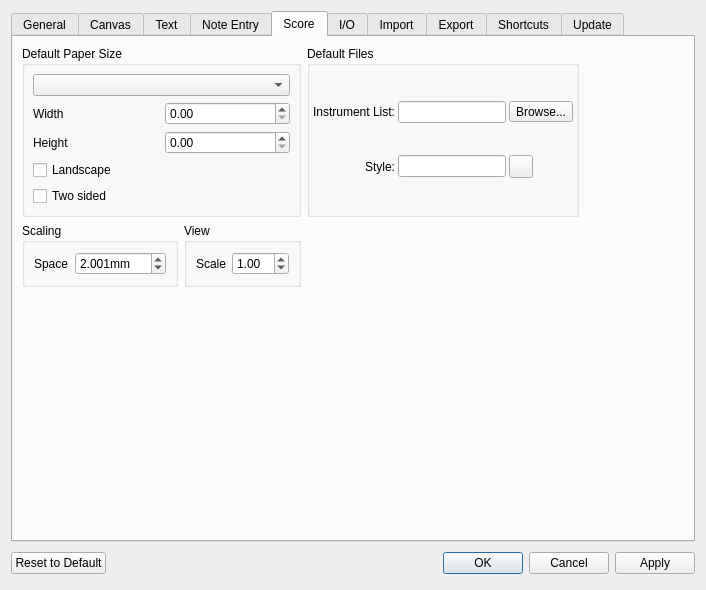
The window that mscore/mscore/prefsdialog.ui (musescore/musescore-old) describes before a commit, drawn with Qt 5.
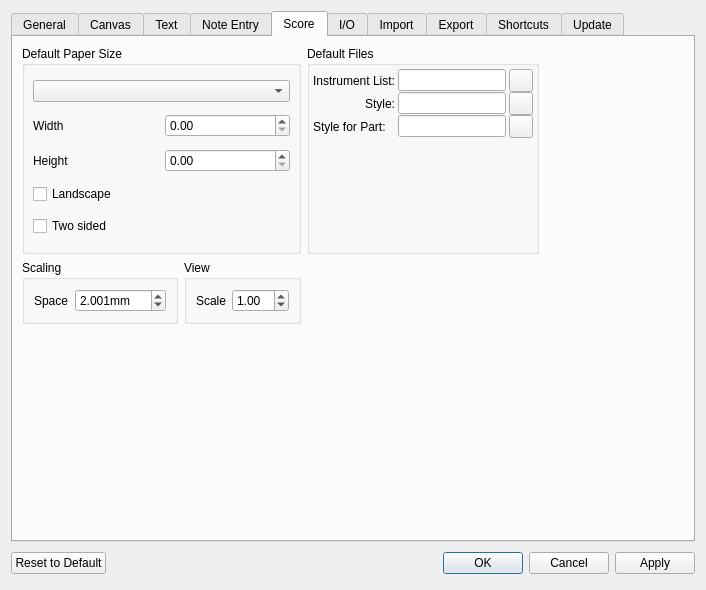
The same window after the commit. The open tabs and pages were chosen to show the change. Custom widgets are drawn as their Qt base class.

Diff of the .ui file:
```diff
--- a/mscore/mscore/prefsdialog.ui
+++ b/mscore/mscore/prefsdialog.ui
@@ -1559,7 +1559,7 @@
           <item row="0" column="2">
            <widget class="QToolButton" name="instrumentListButton">
             <property name="text">
-             <string>Browse...</string>
+             <string/>
             </property>
            </widget>
           </item>
@@ -1583,6 +1583,36 @@
             </property>
            </widget>
           </item>
+          <item row="2" column="0">
+           <widget class="QLabel" name="label_28">
+            <property name="text">
+             <string>Style for Part:</string>
+            </property>
+           </widget>
+          </item>
+          <item row="2" column="1">
+           <widget class="QLineEdit" name="partStyle"/>
+          </item>
+          <item row="2" column="2">
+           <widget class="QToolButton" name="partStyleButton">
+            <property name="text">
+             <string/>
+            </property>
+           </widget>
+          </item>
+          <item row="3" column="0">
+           <spacer name="verticalSpacer_2">
+            <property name="orientation">
+             <enum>Qt::Vertical</enum>
+            </property>
+            <property name="sizeHint" stdset="0">
+             <size>
+              <width>20</width>
+              <height>40</height>
+             </size>
+            </property>
+           </spacer>
+          </item>
          </layout>
         </widget>
        </item>
```
Left out of the diff: 2 changed lines with no effect on the pictures.
